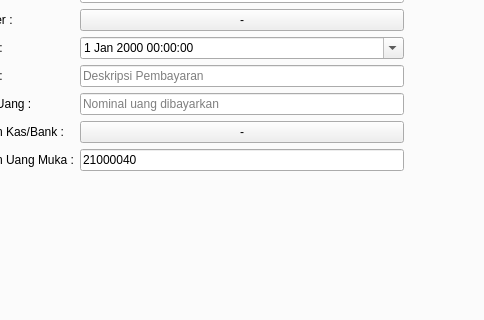
This is source/GUI.ui in fnugrahendi/petuk.corp as Qt 5 draws it before an edit; both pictures show x 94 to 578 and y 188 to 508 of the 870 by 637 pixel window. The edited form follows.
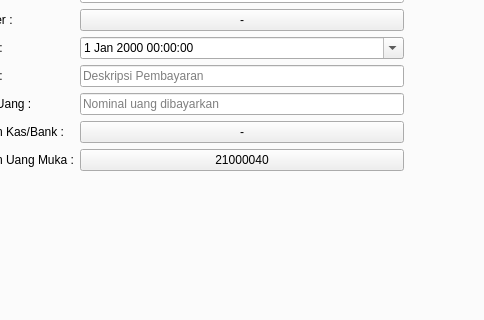
This is the edited form. The open tabs and pages were chosen to show the change. Icons and pictures are not drawn.

Commit message: fix tombol pembayaran uang muka baru

```diff
--- a/source/GUI.ui
+++ b/source/GUI.ui
@@ -7374,13 +7374,6 @@
                     </property>
                    </widget>
                   </item>
-                  <item row="6" column="1">
-                   <widget class="QLineEdit" name="le_Penjualan_UangMuka_Baru_AkunUangMuka">
-                    <property name="text">
-                     <string>21000040</string>
-                    </property>
-                   </widget>
-                  </item>
                   <item row="0" column="2">
                    <spacer name="hs_Penjualan_UangMuka_Baru_2">
                     <property name="orientation">
@@ -7415,6 +7408,13 @@
                     </property>
                    </widget>
                   </item>
+                  <item row="6" column="1">
+                   <widget class="QPushButton" name="tb_Penjualan_UangMuka_Baru_AkunUangMuka">
+                    <property name="text">
+                     <string>21000040</string>
+                    </property>
+                   </widget>
+                  </item>
                  </layout>
                 </widget>
                </item>
```
Left out of the diff: 4 changed lines with no effect on the pictures. The commit also changes 2 other files.
